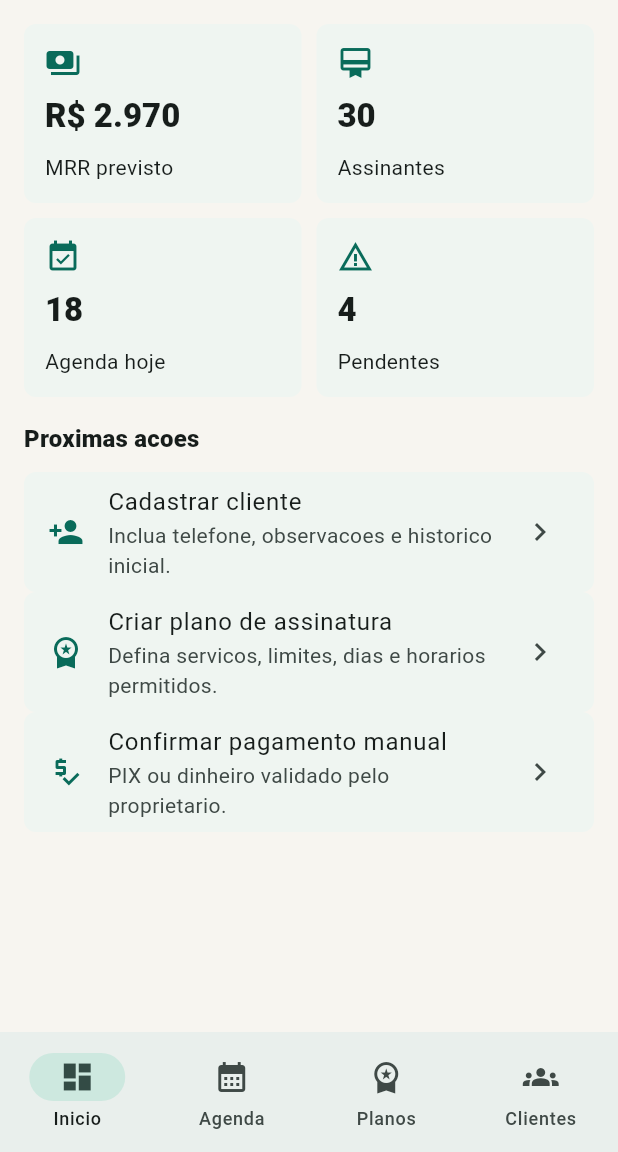
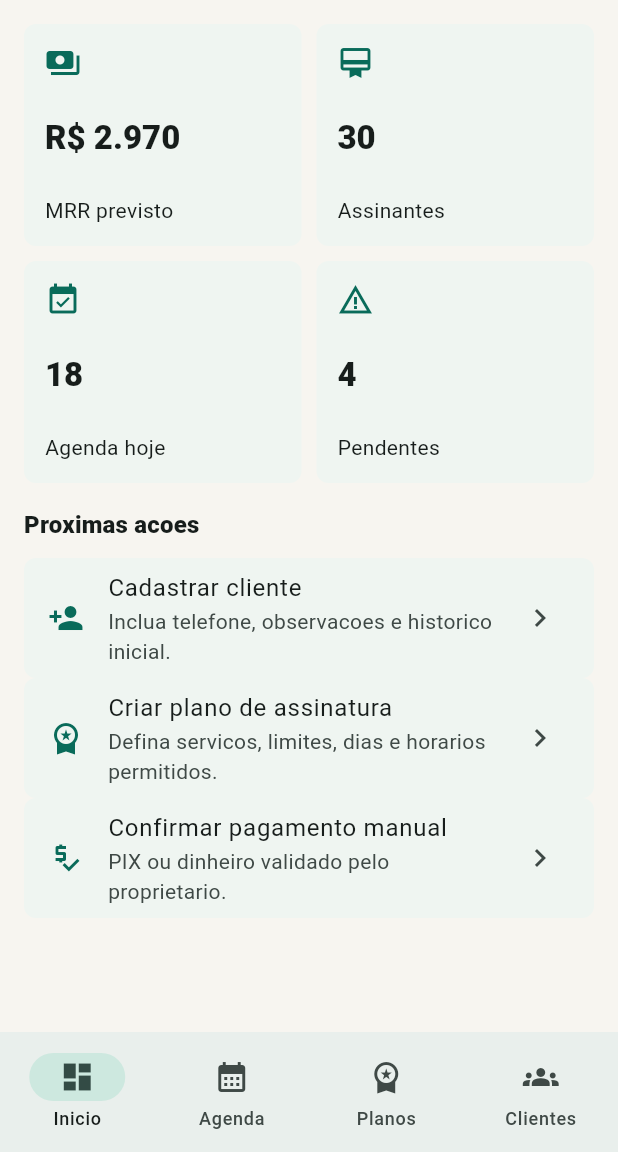
Before and after one commit to jmarciosilva/projeto-barbearia-frontend, a Flutter app: the screen it shows after launch, after a tap on "Continuar", on a phone screen of 412 x 824 dp, the part 84-1236 px from its top. Run offline on Flutter 3.47's test engine with Material 3 defaults, Android fonts, the phone set to English and light mode, and no system bars.

Commit message:
test: adicionar validacao visual do layout mobile

```diff
--- a/lib/main.dart
+++ b/lib/main.dart
@@ -14,13 +14,14 @@ void main() {
 }
 
 enum UserRole {
-  owner('Proprietario', Icons.storefront),
-  professional('Profissional', Icons.content_cut),
-  customer('Cliente', Icons.person);
+  owner('Proprietario', 'Gestor', Icons.storefront),
+  professional('Profissional', 'Profissional', Icons.content_cut),
+  customer('Cliente', 'Cliente', Icons.person);
 
-  const UserRole(this.label, this.icon);
+  const UserRole(this.label, this.selectorLabel, this.icon);
 
   final String label;
+  final String selectorLabel;
   final IconData icon;
 }
 
@@ -123,14 +124,18 @@ class _RoleGatePageState extends State<RoleGatePage> {
                   final selected = selectedRole == role;
                   return ChoiceChip(
                     avatar: Icon(role.icon, size: 18),
-                    label: Text(role.label),
+                    label: Text(role.selectorLabel),
                     selected: selected,
                     onSelected: (_) => _selectRole(role),
                   );
                 }).toList(),
               ),
               const Spacer(),
-              FilledButton.icon(
+              LayoutBuilder(
+                builder: (context, constraints) {
+                  return SizedBox(
+                    width: constraints.maxWidth,
+                    child: FilledButton.icon(
                       onPressed: () {
                         Navigator.of(context).push(
                           MaterialPageRoute(
@@ -141,8 +146,11 @@ class _RoleGatePageState extends State<RoleGatePage> {
                       icon: const Icon(Icons.arrow_forward),
                       label: const Text('Continuar'),
                       style: FilledButton.styleFrom(
-                  minimumSize: const Size.fromHeight(52),
+                        minimumSize: const Size(0, 52),
                       ),
+                    ),
+                  );
+                },
               ),
             ],
           ),
@@ -426,7 +434,7 @@ class _MetricGrid extends StatelessWidget {
       mainAxisSpacing: 10,
       shrinkWrap: true,
       physics: const NeverScrollableScrollPhysics(),
-      childAspectRatio: 1.55,
+      childAspectRatio: 1.25,
       children: metrics.map((metric) => _MetricCard(metric)).toList(),
     );
   }
```
Also changed, not shown: 6 other files. Lines whose indentation alone changed are shown as unchanged.
